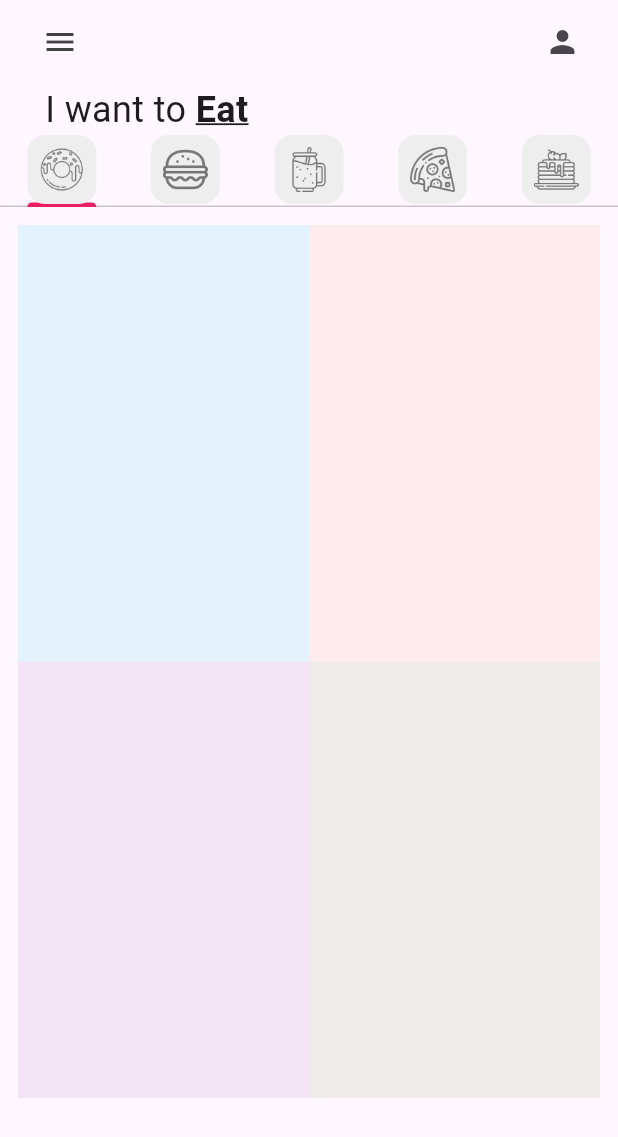
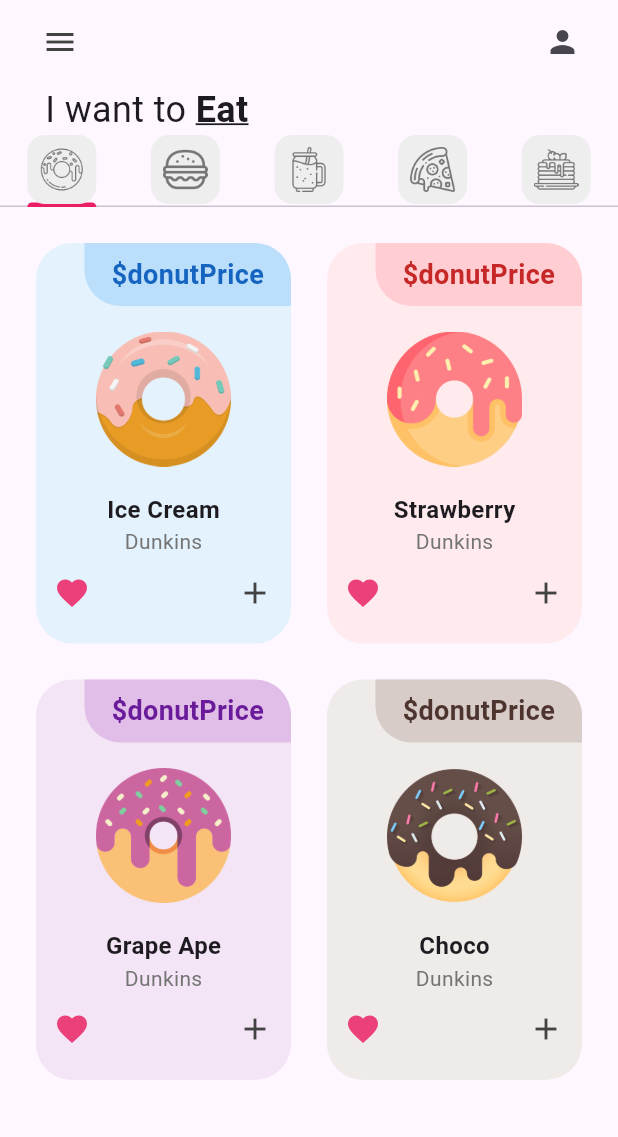
Before and after one commit to Victor-Cauich/p1_donut_app_cauich_victor, a Flutter app: the screen it shows after launch, on a phone screen of 412 x 824 dp. Shown: the top 1137 px of the screen. Run offline on Flutter 3.47's test engine with Material 3 defaults, Android fonts, the phone set to English and light mode, and no system bars.

Commit message:
Items added

```diff
--- a/lib/Utils/donut_tile.dart
+++ b/lib/Utils/donut_tile.dart
@@ -15,8 +15,67 @@
 
   @override
   Widget build(BuildContext context) {
-    return Container(
-      decoration: BoxDecoration(color: donutColor[50]),
-      );
+    return Padding(
+      padding: const EdgeInsets.all(12),
+      child: Container(
+        decoration: BoxDecoration(color: donutColor[50], borderRadius: BorderRadius.circular(24)),
+        child: Column(
+          children: [
+          Row(
+            mainAxisAlignment: MainAxisAlignment.end,
+            children: [
+              Container(
+              decoration: BoxDecoration(
+              color: donutColor[100],
+              borderRadius: const BorderRadius.only(
+                topRight: Radius.circular(24),
+                bottomLeft: Radius.circular(24))),
+            padding:
+                const EdgeInsets.symmetric(vertical: 8, horizontal: 18),
+            child: Text('\$donutPrice',
+                  style: TextStyle(
+                    fontSize: 18,
+                    fontWeight: FontWeight.bold,
+                    color: donutColor[800],
+                  ),
+                ),
+        ),
+          ]
+          ),
+            //Donut picture
+            Padding(
+             padding:
+             const EdgeInsets.symmetric(horizontal:40, vertical:17),
+             child: Image.asset(imageName),
+        ),
+
+            //Donut flavor text
+            Text(
+              donutFlavor,
+              style:
+              const TextStyle(fontSize: 16, fontWeight: FontWeight.bold)
+              ),
+
+                Text(
+                  "Dunkins",
+                  style: TextStyle(color: Colors.grey[600]),
+                ),
+
+            //love icon + add buttom
+            Padding(
+              padding: const EdgeInsets.all(12),
+              child: Row(
+              mainAxisAlignment: MainAxisAlignment.spaceBetween,
+              children: [
+                //love icon
+                Icon(Icons.favorite, color: Colors.pink[400]),
+                 //Plus buttom
+                Icon(Icons.add, color: Colors.grey[800]),
+              ],
+
+        ))],
+      )),
+    );
+
   }
 }
--- a/lib/tab/donut_tab.dart
+++ b/lib/tab/donut_tab.dart
@@ -18,7 +18,7 @@
     // delegate sirve para organizar los widgets en la cuadricula
     return GridView.builder(
       itemCount: donutsOnSale.length,
-      padding: const EdgeInsets.all(12),      gridDelegate: const SliverGridDelegateWithFixedCrossAxisCount(crossAxisCount: 2, childAspectRatio: 1/1.5),
+      padding: const EdgeInsets.all(12), gridDelegate: const SliverGridDelegateWithFixedCrossAxisCount(crossAxisCount: 2, childAspectRatio: 1/1.5),
      itemBuilder: (context, index){
       return DonutTile(
         donutFlavor: donutsOnSale[index][0],
```
